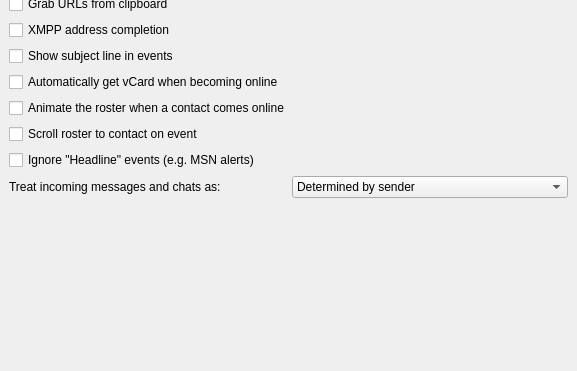
Old version of the form src/options/opt_advanced.ui in the repository psi-im/psi; both pictures show x 0 to 577 and y 223 to 594 of the 577 by 594 pixel window.
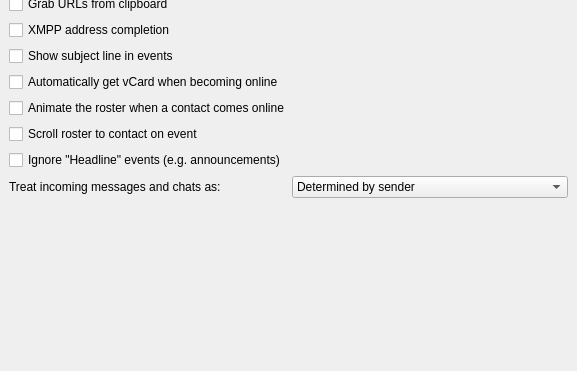
New version of the form.

Commit message: Remove mention of MSN (#751)

```diff
--- a/src/options/opt_advanced.ui
+++ b/src/options/opt_advanced.ui
@@ -133,7 +133,7 @@
    <item>
     <widget class="QCheckBox" name="ck_ignoreHeadline">
      <property name="text">
-      <string>Ignore &quot;Headline&quot; events (e.g. MSN alerts)</string>
+      <string>Ignore &quot;Headline&quot; events (e.g. announcements)</string>
      </property>
     </widget>
    </item>
```
The commit also changes 1 other file.
